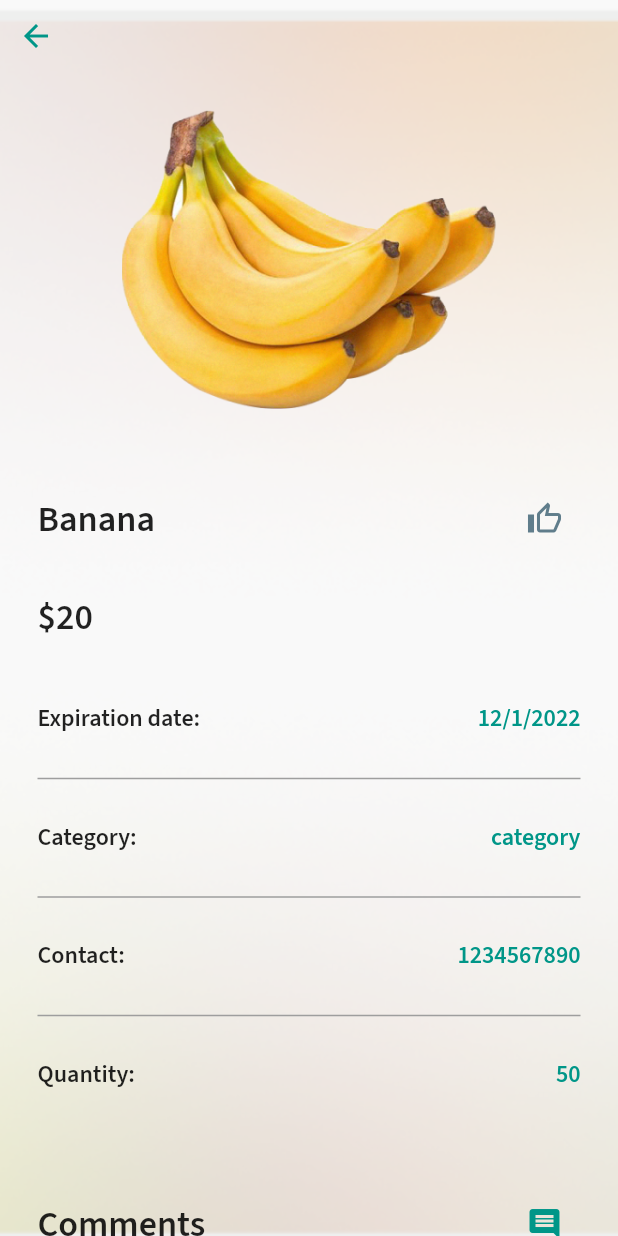
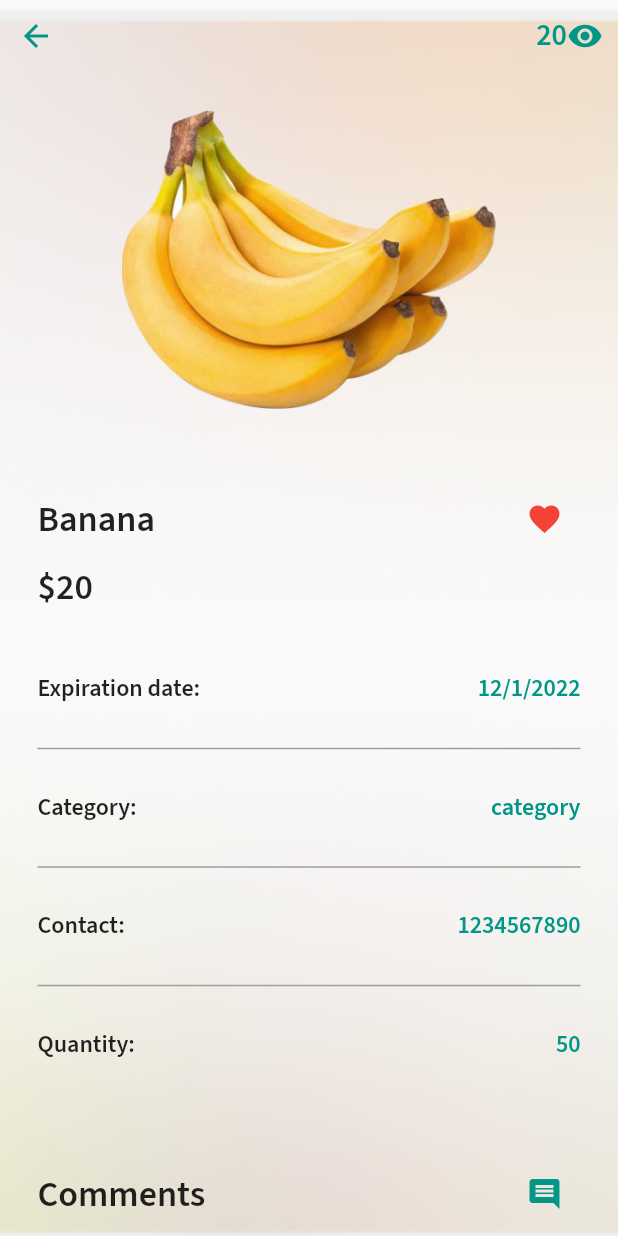
Before and after one commit to IyadAlanssary/Mahallna, a Flutter app: the ProductDetailsScreen screen opened directly, on a phone screen of 412 x 824 dp. Run offline on Flutter 3.47's test engine with Material 2 defaults, Android fonts, the phone set to English and light mode, and no system bars; our stand-ins replace flutter_svg.

Commit message:
Fixing some minor problems

```diff
--- a/lib/common widgets/product_details.dart
+++ b/lib/common widgets/product_details.dart
@@ -2,11 +2,10 @@ import 'dart:ui';
 
 import 'package:flutter/cupertino.dart';
 import 'package:flutter/material.dart';
-import 'package:products/log_in.dart';
 import 'package:products/common widgets/grocery_item.dart';
 import 'package:products/styles/colors.dart';
-import 'package:products/common widgets/item_counter_widget.dart';
 import 'package:products/common widgets/get_image_header_widget.dart';
+import 'package:products/view.dart';
 
 class ProductDetailsScreen extends StatefulWidget {
 
@@ -28,24 +27,46 @@ class _ProductDetailsScreenState extends State<ProductDetailsScreen> {
       body: Container(
         decoration: AppColors.myDecoration(),
         child: SafeArea(
-          child: ListView(
+          child: Column(
             children: [
               Row(
-                mainAxisAlignment: MainAxisAlignment.start,
+                mainAxisAlignment: MainAxisAlignment.spaceBetween,
                 children: [
                   IconButton(
                     onPressed: () {
                       Navigator.of(context).pushReplacement(MaterialPageRoute(
                         builder: (BuildContext context) {
-                          return const LogIn();
+                          return View();
                         },
                       ));
                     },
                     icon: const Icon(Icons.arrow_back),
                     color: AppColors.primaryColor,
                   ),
+                  Padding(
+                    padding: const EdgeInsets.symmetric(horizontal: 10),
+                    child: Row(
+                      children: const [
+                        Text(
+                          '20',
+                          style: TextStyle(
+                            color: AppColors.primaryColor,
+                            fontSize: 20,
+                            fontWeight: FontWeight.bold,
+                          ),
+                        ),
+                        Icon(
+                          Icons.remove_red_eye,
+                          color: AppColors.primaryColor,
+                        ),
                       ],
                     ),
+                  ),
+                ],
+              ),
+              Expanded(
+                child: ListView(
+                  children: [
                     getImageHeaderWidget(url: 'assets/images/grocery_images/banana.png',),
                     Expanded(
                         child: Padding(
@@ -67,22 +88,11 @@ class _ProductDetailsScreenState extends State<ProductDetailsScreen> {
                                     });
                                   },
                                   icon: getLikeIcon(isLike),
-                            color: Colors.blueGrey,
+                                  color: Colors.red,
                                 ),
                               ),
-                        const SizedBox(
-                          height: 20,
-                        ),
                               Row(
-                          // mainAxisAlignment: MainAxisAlignment.end,
                                 children: const [
-                            // ItemCounterWidget(
-                            //   onAmountChanged: (newAmount) {
-                            //     setState(() {
-                            //
-                            //     });
-                            //   }, key: null,
-                            // ),
                                   Text(
                                     '\$20',
                                     style: TextStyle(
@@ -146,6 +156,9 @@ class _ProductDetailsScreenState extends State<ProductDetailsScreen> {
                   ],
                 ),
               ),
+            ],
+          ),
+        ),
       ),
     );
   }
@@ -153,10 +166,10 @@ class _ProductDetailsScreenState extends State<ProductDetailsScreen> {
 
 Icon getLikeIcon(bool isLike){
   if (isLike) {
-    return const Icon(Icons.thumb_up);
+    return const Icon(Icons.favorite_border);
   }
   else {
-    return const Icon(Icons.thumb_up_alt_outlined);
+    return const Icon(Icons.favorite);
   }
 }
 
--- a/lib/log_in.dart
+++ b/lib/log_in.dart
@@ -12,6 +12,7 @@ class LogIn extends StatelessWidget {
   Widget build(BuildContext context) {
     return Scaffold(
       body: Container(
+        height: double.maxFinite,
         decoration: AppColors.myDecoration(),
         child: SafeArea(
           child: SingleChildScrollView(
--- a/lib/sign_up.dart
+++ b/lib/sign_up.dart
@@ -13,6 +13,7 @@ class SignUp extends StatelessWidget {
     return Scaffold(
       body: Container(
         decoration: AppColors.myDecoration(),
+        height: double.maxFinite,
         child: SafeArea(
           child: SingleChildScrollView(
             child: Padding(
```
Also changed, not shown: lib/common widgets/item_counter_widget.dart (deleted, +0 -99 lines). Lines whose indentation alone changed are shown as unchanged.
